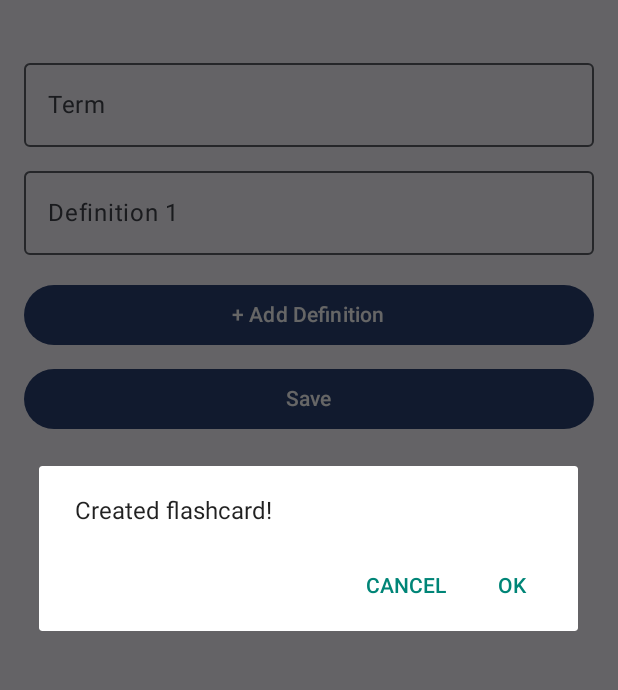
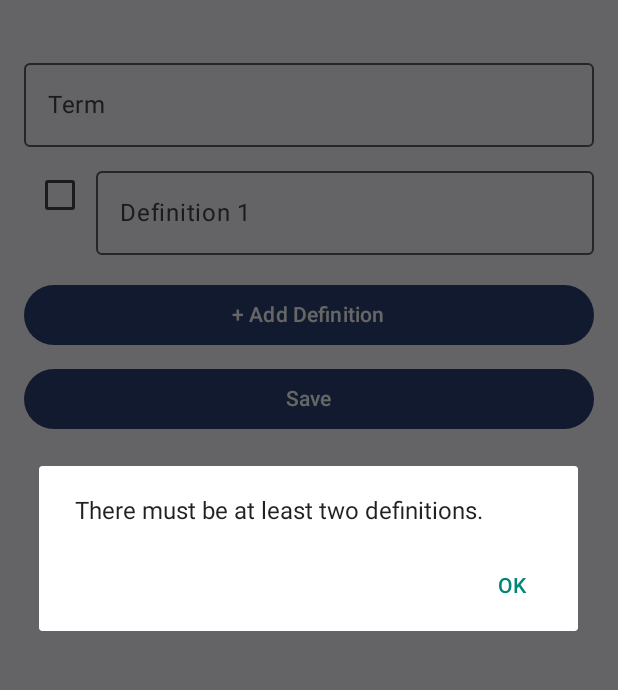
Before and after one commit to yunu-git/flashcards, an Android app built with Jetpack Compose: the CreateFlashcardScreen screen opened through its navigation route, after a tap on "Save", on a phone screen of 412 x 824 dp, the part 69-759 px from its top. Run offline under Robolectric (Android 15) with nearby library versions, the phone set to English and light mode, and no system bars; 1 other tap on this screen came first.

Commit message:
NavController icon does not show up when at home page now

```diff
--- a/app/src/main/java/nz/ac/canterbury/seng303/as1/MainActivity.kt
+++ b/app/src/main/java/nz/ac/canterbury/seng303/as1/MainActivity.kt
@@ -18,6 +18,7 @@ import androidx.compose.material3.Scaffold
 import androidx.compose.material3.Text
 import androidx.compose.material3.TopAppBar
 import androidx.compose.runtime.Composable
+import androidx.compose.runtime.getValue
 import androidx.compose.ui.Alignment
 import androidx.compose.ui.Modifier
 import androidx.core.splashscreen.SplashScreen.Companion.installSplashScreen
@@ -26,6 +27,7 @@ import androidx.navigation.NavController
 import androidx.navigation.NavType
 import androidx.navigation.compose.NavHost
 import androidx.navigation.compose.composable
+import androidx.navigation.compose.currentBackStackEntryAsState
 import androidx.navigation.compose.rememberNavController
 import androidx.navigation.navArgument
 import nz.ac.canterbury.seng303.as1.screens.CreateFlashcardScreen
@@ -55,17 +57,20 @@ class MainActivity : ComponentActivity() {
         setContent {
             Lab2Theme {
                 val navController = rememberNavController()
+                val navBackStackEntry by navController.currentBackStackEntryAsState()
                 Scaffold(
                     topBar = {
                         // Add your AppBar content here
                         TopAppBar(
                             title = { Text("Flashcards") },
                             navigationIcon = {
-                                IconButton(onClick = { navController.popBackStack() }) {
-                                    Icon(
-                                        imageVector = Icons.Default.ArrowBack,
-                                        contentDescription = "Back"
-                                    )
+                                if (navBackStackEntry?.destination?.route != "Home") {
+                                    IconButton(onClick = { navController.popBackStack() }) {
+                                        Icon(
+                                            imageVector = Icons.Default.ArrowBack,
+                                            contentDescription = "Back"
+                                        )
+                                    }
                                 }
                             }
                         )
--- a/app/src/main/java/nz/ac/canterbury/seng303/as1/models/Flashcard.kt
+++ b/app/src/main/java/nz/ac/canterbury/seng303/as1/models/Flashcard.kt
@@ -12,109 +12,108 @@ data class Flashcard(
 ): Identifiable {
    companion object {
        fun getTestFlashcards(): List<Flashcard> {
-           return emptyList()
-//           return listOf(
-//               Flashcard(
-//                   id = 1,
-//                   term = "What should be discussed in the meeting?",
-//                   answers = listOf(
-//                       Answer(text = "Discuss project updates and future plans.", isCorrect = true),
-//                       Answer(text = "Plan a team outing.", isCorrect = false),
-//                       Answer(text = "Review last month's expenses.", isCorrect = false),
-//                       Answer(text = "Discuss vacation plans.", isCorrect = false)
-//                   )
-//               ),
-//               Flashcard(
-//                   id = 2,
-//                   term = "What is included in the shopping list?",
-//                   answers = listOf(
-//                       Answer(text = "Milk, eggs, bread, and coffee.", isCorrect = true),
-//                       Answer(text = "Fruits, vegetables, and snacks.", isCorrect = false),
-//                       Answer(text = "Books and stationery.", isCorrect = false),
-//                       Answer(text = "Electronics and gadgets.", isCorrect = false)
-//                   )
-//               ),
-//               Flashcard(
-//                   id = 3,
-//                   term = "When is the project deadline?",
-//                   answers = listOf(
-//                       Answer(text = "Submit the final report by Friday.", isCorrect = true),
-//                       Answer(text = "Complete the initial draft by Monday.", isCorrect = false),
-//                       Answer(text = "Schedule a team meeting next week.", isCorrect = false),
-//                       Answer(text = "Finalize the project budget.", isCorrect = false)
-//                   )
-//               ),
-//               Flashcard(
-//                   id = 4,
-//                   term = "What should be considered for birthday gift ideas?",
-//                   answers = listOf(
-//                       Answer(text = "Consider getting a book or a gadget.", isCorrect = true),
-//                       Answer(text = "Purchase a new wardrobe.", isCorrect = false),
-//                       Answer(text = "Plan a surprise party.", isCorrect = false),
-//                       Answer(text = "Get a subscription to a magazine.", isCorrect = false)
-//                   )
-//               ),
-//               Flashcard(
-//                   id = 5,
-//                   term = "What are some book recommendations?",
-//                   answers = listOf(
-//                       Answer(text = "Check out 'The Great Gatsby' and 'To Kill a Mockingbird'.", isCorrect = true),
-//                       Answer(text = "Read 'Moby Dick' and '1984'.", isCorrect = false),
-//                       Answer(text = "Explore 'The Catcher in the Rye' and 'Brave New World'.", isCorrect = false),
-//                       Answer(text = "Consider 'Pride and Prejudice' and 'Jane Eyre'.", isCorrect = false)
-//                   )
-//               ),
-//               Flashcard(
-//                   id = 6,
-//                   term = "What is planned for dinner?",
-//                   answers = listOf(
-//                       Answer(text = "Go out to dinner with the boys.", isCorrect = true),
-//                       Answer(text = "Cook a homemade meal.", isCorrect = false),
-//                       Answer(text = "Order takeout from a restaurant.", isCorrect = false),
-//                       Answer(text = "Have a picnic in the park.", isCorrect = false)
-//                   )
-//               ),
-//               Flashcard(
-//                   id = 7,
-//                   term = "What should be done for vacation plans?",
-//                   answers = listOf(
-//                       Answer(text = "Book flights, reserve hotels, and create itinerary.", isCorrect = true),
-//                       Answer(text = "Choose travel outfits and pack bags.", isCorrect = false),
-//                       Answer(text = "Check local weather forecasts.", isCorrect = false),
-//                       Answer(text = "Get travel insurance and exchange currency.", isCorrect = false)
-//                   )
-//               ),
-//               Flashcard(
-//                   id = 8,
-//                   term = "What are some fitness goals?",
-//                   answers = listOf(
-//                       Answer(text = "Set workout schedule and plan healthy meals.", isCorrect = true),
-//                       Answer(text = "Join a local gym and hire a personal trainer.", isCorrect = false),
-//                       Answer(text = "Participate in a fitness challenge.", isCorrect = false),
-//                       Answer(text = "Track daily steps with a fitness tracker.", isCorrect = false)
-//                   )
-//               ),
-//               Flashcard(
-//                   id = 9,
-//                   term = "What should be prepared for the project kickoff?",
-//                   answers = listOf(
-//                       Answer(text = "Prepare presentation and gather project team.", isCorrect = true),
-//                       Answer(text = "Draft the project proposal and budget.", isCorrect = false),
-//                       Answer(text = "Conduct market research and competitor analysis.", isCorrect = false),
-//                       Answer(text = "Develop a detailed project plan.", isCorrect = false)
-//                   )
-//               ),
-//               Flashcard(
-//                   id = 10,
-//                   term = "What should be done for gardening?",
-//                   answers = listOf(
-//                       Answer(text = "Buy seeds, plant flowers, and water garden regularly.", isCorrect = true),
-//                       Answer(text = "Create a compost bin and mulch garden beds.", isCorrect = false),
-//                       Answer(text = "Prune trees and shrubs.", isCorrect = false),
-//                       Answer(text = "Install irrigation systems and garden lighting.", isCorrect = false)
-//                   )
-//               )
-//           )
+           return listOf(
+               Flashcard(
+                   id = 1,
+                   term = "What should be discussed in the meeting?",
+                   answers = listOf(
+                       Answer(text = "Discuss project updates and future plans.", isCorrect = true),
+                       Answer(text = "Plan a team outing.", isCorrect = false),
+                       Answer(text = "Review last month's expenses.", isCorrect = false),
+                       Answer(text = "Discuss vacation plans.", isCorrect = false)
+                   )
+               ),
+               Flashcard(
+                   id = 2,
+                   term = "What is included in the shopping list?",
+                   answers = listOf(
+                       Answer(text = "Milk, eggs, bread, and coffee.", isCorrect = true),
+                       Answer(text = "Fruits, vegetables, and snacks.", isCorrect = false),
+                       Answer(text = "Books and stationery.", isCorrect = false),
+                       Answer(text = "Electronics and gadgets.", isCorrect = false)
+                   )
+               ),
+               Flashcard(
+                   id = 3,
+                   term = "When is the project deadline?",
+                   answers = listOf(
+                       Answer(text = "Submit the final report by Friday.", isCorrect = true),
+                       Answer(text = "Complete the initial draft by Monday.", isCorrect = false),
+                       Answer(text = "Schedule a team meeting next week.", isCorrect = false),
+                       Answer(text = "Finalize the project budget.", isCorrect = false)
+                   )
+               ),
+               Flashcard(
+                   id = 4,
+                   term = "What should be considered for birthday gift ideas?",
+                   answers = listOf(
+                       Answer(text = "Consider getting a book or a gadget.", isCorrect = true),
+                       Answer(text = "Purchase a new wardrobe.", isCorrect = false),
+                       Answer(text = "Plan a surprise party.", isCorrect = false),
+                       Answer(text = "Get a subscription to a magazine.", isCorrect = false)
+                   )
+               ),
+               Flashcard(
+                   id = 5,
+                   term = "What are some book recommendations?",
+                   answers = listOf(
+                       Answer(text = "Check out 'The Great Gatsby' and 'To Kill a Mockingbird'.", isCorrect = true),
+                       Answer(text = "Read 'Moby Dick' and '1984'.", isCorrect = false),
+                       Answer(text = "Explore 'The Catcher in the Rye' and 'Brave New World'.", isCorrect = false),
+                       Answer(text = "Consider 'Pride and Prejudice' and 'Jane Eyre'.", isCorrect = false)
+                   )
+               ),
+               Flashcard(
+                   id = 6,
+                   term = "What is planned for dinner?",
+                   answers = listOf(
+                       Answer(text = "Go out to dinner with the boys.", isCorrect = true),
+                       Answer(text = "Cook a homemade meal.", isCorrect = false),
+                       Answer(text = "Order takeout from a restaurant.", isCorrect = false),
+                       Answer(text = "Have a picnic in the park.", isCorrect = false)
+                   )
+               ),
+               Flashcard(
+                   id = 7,
+                   term = "What should be done for vacation plans?",
+                   answers = listOf(
+                       Answer(text = "Book flights, reserve hotels, and create itinerary.", isCorrect = true),
+                       Answer(text = "Choose travel outfits and pack bags.", isCorrect = false),
+                       Answer(text = "Check local weather forecasts.", isCorrect = false),
+                       Answer(text = "Get travel insurance and exchange currency.", isCorrect = false)
+                   )
+               ),
+               Flashcard(
+                   id = 8,
+                   term = "What are some fitness goals?",
+                   answers = listOf(
+                       Answer(text = "Set workout schedule and plan healthy meals.", isCorrect = true),
+                       Answer(text = "Join a local gym and hire a personal trainer.", isCorrect = false),
+                       Answer(text = "Participate in a fitness challenge.", isCorrect = false),
+                       Answer(text = "Track daily steps with a fitness tracker.", isCorrect = false)
+                   )
+               ),
+               Flashcard(
+                   id = 9,
+                   term = "What should be prepared for the project kickoff?",
+                   answers = listOf(
+                       Answer(text = "Prepare presentation and gather project team.", isCorrect = true),
+                       Answer(text = "Draft the project proposal and budget.", isCorrect = false),
+                       Answer(text = "Conduct market research and competitor analysis.", isCorrect = false),
+                       Answer(text = "Develop a detailed project plan.", isCorrect = false)
+                   )
+               ),
+               Flashcard(
+                   id = 10,
+                   term = "What should be done for gardening?",
+                   answers = listOf(
+                       Answer(text = "Buy seeds, plant flowers, and water garden regularly.", isCorrect = true),
+                       Answer(text = "Create a compost bin and mulch garden beds.", isCorrect = false),
+                       Answer(text = "Prune trees and shrubs.", isCorrect = false),
+                       Answer(text = "Install irrigation systems and garden lighting.", isCorrect = false)
+                   )
+               )
+           )
        }
    }
 
--- a/app/src/main/java/nz/ac/canterbury/seng303/as1/screens/CreateFlashcardScreen.kt
+++ b/app/src/main/java/nz/ac/canterbury/seng303/as1/screens/CreateFlashcardScreen.kt
@@ -1,6 +1,7 @@
 package nz.ac.canterbury.seng303.as1.screens
 
 import android.app.AlertDialog
+import android.util.Log
 import androidx.compose.foundation.layout.*
 import androidx.compose.material3.*
 import androidx.compose.runtime.*
@@ -74,6 +75,11 @@ fun VerticalCreateFlashcard(
         )
 
         definitions.forEachIndexed { index, answer ->
+            Row {
+                Checkbox(
+                    checked = answer.isCorrect,
+                    onCheckedChange = {answer.isCorrect = it}
+                )
                 OutlinedTextField(
                     value = answer.text,
                     onValueChange = { newDefinition ->
@@ -86,6 +92,8 @@ fun VerticalCreateFlashcard(
                         .fillMaxWidth()
                         .padding(bottom = 8.dp)
                 )
+            }
+
         }
 
         Button(
@@ -103,8 +111,16 @@ fun VerticalCreateFlashcard(
 
         Button(
             onClick = {
+                val builder = AlertDialog.Builder(context)
+                if (definitions.size < 2) {
+                    Log.w("FLASHCARD_VIEW_MODEL", "There must be at least two definitions.")
+                    builder.setMessage("There must be at least two definitions.")
+                        .setCancelable(false)
+                        .setPositiveButton("Ok") {dialog, _ ->
+                            dialog.dismiss()
+                        }
+                } else {
                     createFlashcardFn(term, definitions)
-                val builder = AlertDialog.Builder(context)
                     builder.setMessage("Created flashcard!")
                         .setCancelable(false)
                         .setPositiveButton("Ok") { dialog, _ ->
@@ -114,6 +130,7 @@ fun VerticalCreateFlashcard(
                         }
                         .setNegativeButton("Cancel") { dialog, _ ->
                             dialog.dismiss()
+                        }
                 }
                 val alert = builder.create()
                 alert.show()
@@ -192,8 +209,16 @@ fun HorizontalCreateFlashcard(
 
         Button(
             onClick = {
+                val builder = AlertDialog.Builder(context)
+                if (definitions.size < 2) {
+                    Log.w("FLASHCARD_VIEW_MODEL", "There must be at least two definitions.")
+                    builder.setMessage("There must be at least two definitions.")
+                        .setCancelable(false)
+                        .setPositiveButton("Ok") {dialog, _ ->
+                            dialog.dismiss()
+                        }
+                } else {
                     createFlashcardFn(term, definitions)
-                val builder = AlertDialog.Builder(context)
                     builder.setMessage("Created flashcard!")
                         .setCancelable(false)
                         .setPositiveButton("Ok") { dialog, _ ->
@@ -204,6 +229,8 @@ fun HorizontalCreateFlashcard(
                         .setNegativeButton("Cancel") { dialog, _ ->
                             dialog.dismiss()
                         }
+                }
+
                 val alert = builder.create()
                 alert.show()
             },
--- a/app/src/main/java/nz/ac/canterbury/seng303/as1/screens/FlashcardListScreen.kt
+++ b/app/src/main/java/nz/ac/canterbury/seng303/as1/screens/FlashcardListScreen.kt
@@ -225,7 +225,7 @@ fun Flashcard(navController: NavController, flashcard: Flashcard) {
                     .setCancelable(false)
                     .setPositiveButton("Delete") { dialog, _ ->
                         dialog.dismiss()
-                        // Handle delete action here
+                        //TODO Handle delete action here
                     }
                     .setNegativeButton("Cancel") { dialog, _ ->
                         dialog.dismiss()
```
Lines whose indentation alone changed are shown as unchanged.
